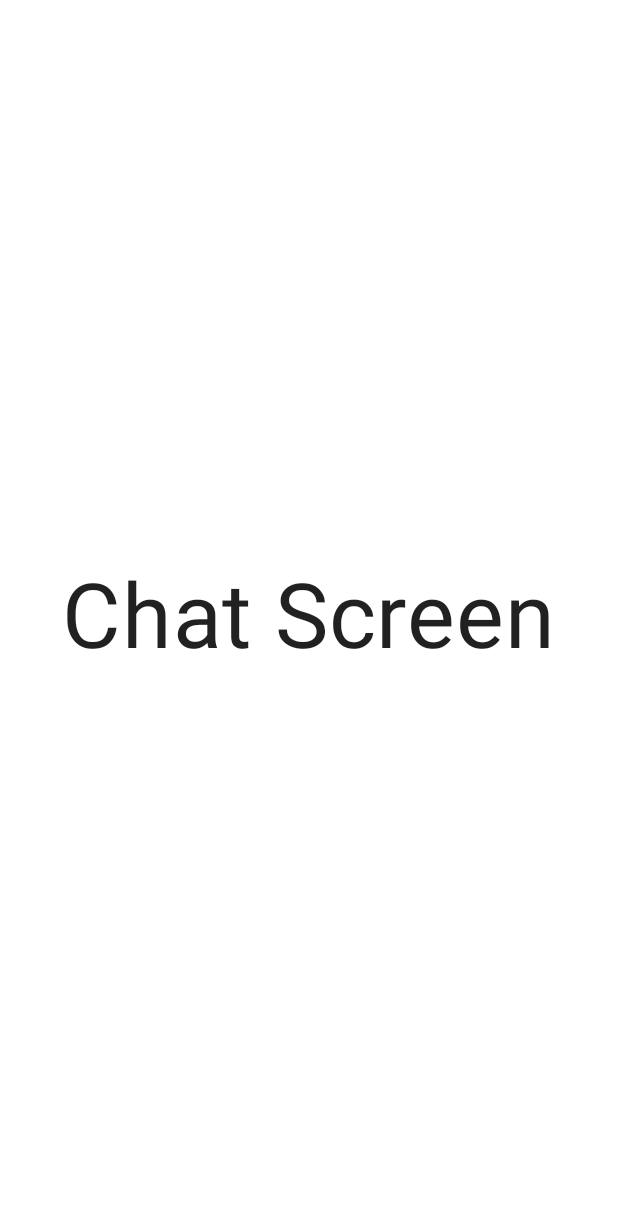
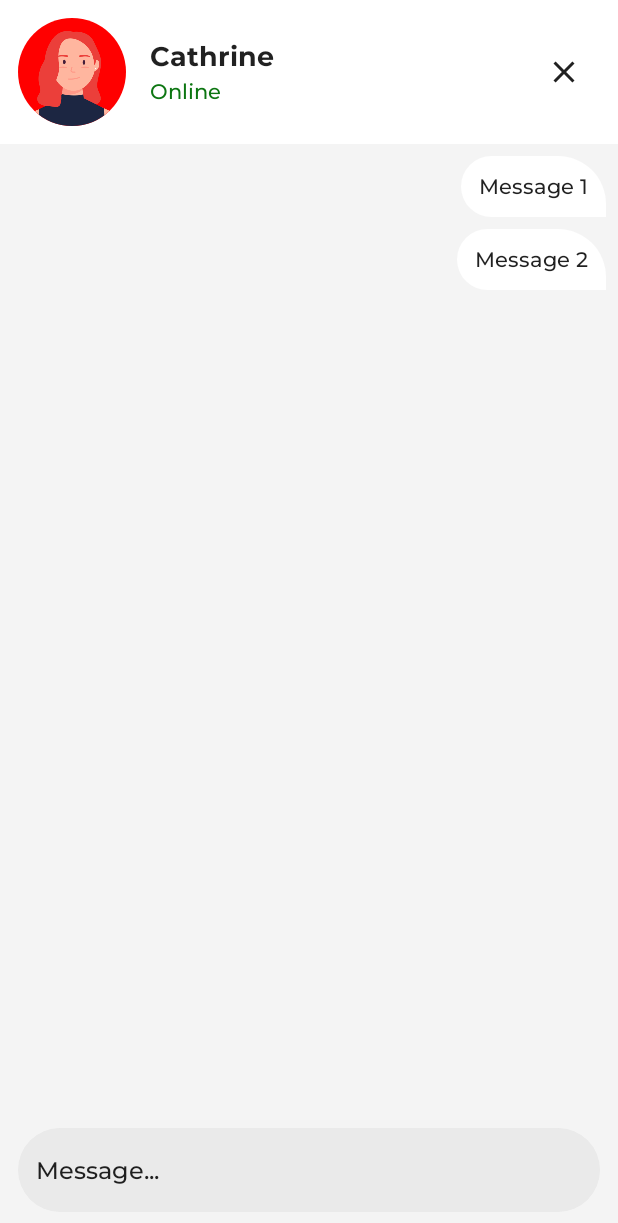
Before and after one commit to AlyMohamed05/S_Chat, an Android app built with Jetpack Compose: the composable ChatScreen shown on its own in the app's theme, on a phone screen of 412 x 824 dp. Shown: the top 1223 px of the screen. Run offline under Robolectric (Android 15) with nearby library versions, the phone set to English and light mode, and no system bars; our stand-ins replace Dagger/Hilt's generated code.

Commit message:
Implemented Chat Screen

```diff
--- a/app/src/main/java/com/silverbullet/schat/core/model/User.kt
+++ b/app/src/main/java/com/silverbullet/schat/core/model/User.kt
@@ -3,5 +3,6 @@ package com.silverbullet.schat.core.model
 data class User(
     val name: String,
     val photoUrl: String?,
+    val online: Boolean,
     val id: Long
 )
--- a/app/src/main/java/com/silverbullet/schat/feature_home/components/SearchField.kt
+++ b/app/src/main/java/com/silverbullet/schat/core/ui/components/DefaultInputField.kt
@@ -1,14 +1,11 @@
-package com.silverbullet.schat.feature_home.components
+package com.silverbullet.schat.core.ui.components
 
 import androidx.compose.foundation.background
 import androidx.compose.foundation.layout.*
 import androidx.compose.foundation.shape.RoundedCornerShape
 import androidx.compose.foundation.text.BasicTextField
-import androidx.compose.material.Icon
 import androidx.compose.material.MaterialTheme
 import androidx.compose.material.Text
-import androidx.compose.material.icons.Icons
-import androidx.compose.material.icons.filled.Search
 import androidx.compose.runtime.Composable
 import androidx.compose.ui.Alignment
 import androidx.compose.ui.Modifier
@@ -19,12 +16,13 @@ import androidx.compose.ui.unit.dp
 import com.silverbullet.schat.core.ui.theme.LocalSpacing
 
 @Composable
-fun SearchField(
+fun DefaultInputField(
     modifier: Modifier = Modifier,
     textStyle: TextStyle = MaterialTheme.typography.h4,
     hint: String? = null,
+    leadingIcon: (@Composable () -> Unit)? = null,
     text: String,
-    oValueChange: (String) -> Unit
+    onValueChange: (String) -> Unit
 ) {
     Box(
         modifier = modifier
@@ -38,12 +36,14 @@ fun SearchField(
                 .padding(horizontal = 12.dp, vertical = 16.dp),
             verticalAlignment = Alignment.CenterVertically
         ) {
-            Icon(imageVector = Icons.Default.Search, contentDescription = null)
-            Spacer(modifier = Modifier.width(LocalSpacing.current.smallSpace))
+            if(leadingIcon!= null){
+                leadingIcon()
+                Spacer(modifier = Modifier.width(LocalSpacing.current.smallSpace))
+            }
             Box(modifier = Modifier.weight(1f)) {
                 BasicTextField(
                     value = text,
-                    onValueChange = oValueChange,
+                    onValueChange = onValueChange,
                     textStyle = textStyle,
                     modifier = Modifier.fillMaxSize()
                 )
--- a/app/src/main/java/com/silverbullet/schat/core/utils/PreviewData.kt
+++ b/app/src/main/java/com/silverbullet/schat/core/utils/PreviewData.kt
@@ -9,12 +9,14 @@ object PreviewData {
     val user = User(
         name = "Cathrine",
         photoUrl = null,
+        online = true,
         id = 0
     )
 
     val user2 = User(
         name = "X User",
         photoUrl = null,
+        online = true,
         id = 1
     )
 
--- a/app/src/main/java/com/silverbullet/schat/feature_chat/ChatScreen.kt
+++ b/app/src/main/java/com/silverbullet/schat/feature_chat/ChatScreen.kt
@@ -1,16 +1,113 @@
 package com.silverbullet.schat.feature_chat
 
-import androidx.compose.foundation.layout.Box
-import androidx.compose.foundation.layout.fillMaxSize
-import androidx.compose.material.Text
+import androidx.compose.animation.AnimatedVisibility
+import androidx.compose.animation.animateContentSize
+import androidx.compose.foundation.background
+import androidx.compose.foundation.layout.*
+import androidx.compose.foundation.lazy.LazyColumn
+import androidx.compose.foundation.lazy.items
+import androidx.compose.material.Icon
+import androidx.compose.material.IconButton
 import androidx.compose.runtime.Composable
+import androidx.compose.runtime.collectAsState
 import androidx.compose.ui.Alignment
+import androidx.compose.ui.ExperimentalComposeUiApi
 import androidx.compose.ui.Modifier
-import androidx.compose.ui.unit.sp
+import androidx.compose.ui.graphics.Color
+import androidx.compose.ui.platform.LocalConfiguration
+import androidx.compose.ui.platform.LocalSoftwareKeyboardController
+import androidx.compose.ui.res.painterResource
+import androidx.compose.ui.res.stringResource
+import androidx.compose.ui.unit.dp
+import androidx.hilt.navigation.compose.hiltViewModel
+import com.silverbullet.schat.feature_chat.components.ChatTop
+import com.silverbullet.schat.core.ui.components.DefaultInputField
+import com.silverbullet.schat.core.ui.theme.LocalSpacing
+import com.silverbullet.schat.core.utils.PreviewData
+import com.silverbullet.schat.R
+import com.silverbullet.schat.feature_chat.components.MessageItem
 
+@OptIn(ExperimentalComposeUiApi::class)
 @Composable
-fun ChatScreen() {
-    Box(modifier = Modifier.fillMaxSize(), contentAlignment = Alignment.Center) {
-        Text(text = "Chat Screen", fontSize = 60.sp)
+fun ChatScreen(
+    viewModel: ChatViewModel = hiltViewModel(),
+    onCloseClick: () -> Unit
+) {
+
+    val chatState = viewModel.chatState.collectAsState()
+
+    val message = viewModel.messageText.collectAsState()
+
+    val systemKeyboard = LocalSoftwareKeyboardController.current
+
+    Box(
+        modifier = Modifier
+            .fillMaxSize()
+            .background(Color(0xFFF4F4F4)),
+        contentAlignment = Alignment.Center
+    ) {
+        Column(modifier = Modifier.fillMaxSize()) {
+            ChatTop(
+                user = PreviewData.user,
+                onCloseClick =  onCloseClick,
+                modifier = Modifier
+                    .fillMaxWidth()
+                    .background(Color.White)
+            )
+            chatState.value?.let { chat ->
+                LazyColumn(
+                    modifier = Modifier
+                        .padding(horizontal = LocalSpacing.current.smallSpace)
+                ) {
+                    item { Spacer(modifier = Modifier.height(LocalSpacing.current.smallSpace)) }
+                    items(chat.messages) { message ->
+                        Box(
+                            modifier = Modifier.fillMaxWidth()
+                        ) {
+                            MessageItem(
+                                message = message,
+                                ownMessage = true,
+                                modifier = Modifier
+                                    .widthIn(max = LocalConfiguration.current.screenWidthDp.dp * 0.7f)
+                                    .align(
+                                        Alignment.TopEnd
+                                    )
+                            )
+                        }
+                        Spacer(modifier = Modifier.height(LocalSpacing.current.smallSpace))
+                    }
+                }
+            }
+        }
+        Row(
+            modifier = Modifier
+                .align(Alignment.BottomCenter)
+                .fillMaxWidth()
+                .padding(bottom = LocalSpacing.current.mediumSpace)
+                .padding(horizontal = 12.dp),
+            verticalAlignment = Alignment.CenterVertically
+        ) {
+            DefaultInputField(
+                text = message.value,
+                onValueChange = viewModel::setMessageText,
+                hint = stringResource(id = R.string.message_hint),
+                modifier = Modifier
+                    .animateContentSize()
+                    .weight(1f)
+            )
+            AnimatedVisibility(visible = message.value.isNotBlank()) {
+                IconButton(
+                    onClick = {
+                        systemKeyboard?.hide()
+                        viewModel.send()
+                    }
+                ) {
+                    Icon(
+                        painter = painterResource(id = R.drawable.ic_send),
+                        contentDescription = null
+                    )
+                }
+            }
+        }
     }
 }
--- /dev/null
+++ b/app/src/main/java/com/silverbullet/schat/feature_chat/ChatViewModel.kt
@@ -0,0 +1,31 @@
+package com.silverbullet.schat.feature_chat
+
+import androidx.lifecycle.ViewModel
+import com.silverbullet.schat.core.model.Chat
+import com.silverbullet.schat.core.utils.PreviewData
+import dagger.hilt.android.lifecycle.HiltViewModel
+import kotlinx.coroutines.flow.MutableStateFlow
+import kotlinx.coroutines.flow.asStateFlow
+import javax.inject.Inject
+
+@HiltViewModel
+class ChatViewModel @Inject constructor() : ViewModel() {
+
+    private val _chatState = MutableStateFlow<Chat?>(null)
+    val chatState = _chatState.asStateFlow()
+
+    private val _messageText = MutableStateFlow("")
+    val messageText = _messageText.asStateFlow()
+
+    init {
+        _chatState.value = PreviewData.chat
+    }
+
+    fun setMessageText(value: String) {
+        _messageText.value = value
+    }
+
+    fun send(){
+        _messageText.value = ""
+    }
+}
--- a/app/src/main/java/com/silverbullet/schat/feature_chat/Navigation.kt
+++ b/app/src/main/java/com/silverbullet/schat/feature_chat/Navigation.kt
@@ -10,8 +10,8 @@ fun NavController.navigateToChatScreen(){
     this.navigate(chatRoute)
 }
 
-fun NavGraphBuilder.chatScreen(){
+fun NavGraphBuilder.chatScreen(navigateBack: () -> Unit){
     composable(chatRoute){
-        ChatScreen()
+        ChatScreen(onCloseClick = navigateBack)
     }
 }
--- /dev/null
+++ b/app/src/main/java/com/silverbullet/schat/feature_chat/components/ChatTop.kt
@@ -0,0 +1,67 @@
+package com.silverbullet.schat.feature_chat.components
+
+import androidx.compose.foundation.Image
+import androidx.compose.foundation.background
+import androidx.compose.foundation.layout.*
+import androidx.compose.foundation.shape.CircleShape
+import androidx.compose.material.Icon
+import androidx.compose.material.IconButton
+import androidx.compose.material.MaterialTheme
+import androidx.compose.material.Text
+import androidx.compose.material.icons.Icons
+import androidx.compose.material.icons.filled.Close
+import androidx.compose.runtime.Composable
+import androidx.compose.ui.Alignment
+import androidx.compose.ui.Modifier
+import androidx.compose.ui.draw.clip
+import androidx.compose.ui.graphics.Color
+import androidx.compose.ui.res.painterResource
+import androidx.compose.ui.res.stringResource
+import androidx.compose.ui.unit.Dp
+import androidx.compose.ui.unit.dp
+import com.silverbullet.schat.R
+import com.silverbullet.schat.core.model.User
+import com.silverbullet.schat.core.ui.theme.LocalSpacing
+
+@Composable
+fun ChatTop(
+    modifier: Modifier = Modifier,
+    onCloseClick: () -> Unit = {},
+    height: Dp = 96.dp,
+    user: User
+) {
+    Row(
+        modifier = modifier
+            .defaultMinSize(minHeight = height)
+            .padding(12.dp),
+        verticalAlignment = Alignment.CenterVertically
+    ) {
+        Image(
+            painter = painterResource(id = R.drawable.face1),
+            contentDescription = null,
+            modifier = Modifier
+                .size(72.dp)
+                .clip(CircleShape)
+                .background(Color.Red)
+        )
+        Spacer(modifier = Modifier.width(LocalSpacing.current.mediumSpace))
+        Column {
+            Text(
+                text = user.name,
+                style = MaterialTheme.typography.h3
+            )
+            Spacer(modifier = Modifier.height(LocalSpacing.current.extraSmallSpace))
+            if (user.online) {
+                Text(
+                    text = stringResource(id = R.string.online),
+                    color = Color(0xFF0D7612),
+                    style = MaterialTheme.typography.h5
+                )
+            }
+        }
+        Spacer(modifier = Modifier.weight(1f))
+        IconButton(onClick = onCloseClick) {
+            Icon(imageVector = Icons.Default.Close, contentDescription = null)
+        }
+    }
+}
--- /dev/null
+++ b/app/src/main/java/com/silverbullet/schat/feature_chat/components/MessageItem.kt
@@ -0,0 +1,43 @@
+package com.silverbullet.schat.feature_chat.components
+
+import androidx.compose.foundation.background
+import androidx.compose.foundation.layout.Box
+import androidx.compose.foundation.layout.padding
+import androidx.compose.foundation.shape.RoundedCornerShape
+import androidx.compose.material.MaterialTheme
+import androidx.compose.material.Text
+import androidx.compose.runtime.Composable
+import androidx.compose.ui.Modifier
+import androidx.compose.ui.draw.clip
+import androidx.compose.ui.graphics.Color
+import androidx.compose.ui.unit.Dp
+import androidx.compose.ui.unit.dp
+import com.silverbullet.schat.core.model.Message
+
+@Composable
+fun MessageItem(
+    modifier: Modifier = Modifier,
+    borderRadius: Dp = 32.dp,
+    message: Message,
+    ownMessage: Boolean
+) {
+
+    val boxShape = RoundedCornerShape(
+        topStart = borderRadius,
+        topEnd = borderRadius,
+        bottomStart = if (!ownMessage) 0.dp else 32.dp,
+        bottomEnd = if (ownMessage) 0.dp else 32.dp
+    )
+
+    Box(
+        modifier = modifier
+            .clip(boxShape)
+            .background(Color.White)
+            .padding(12.dp)
+    ) {
+        Text(
+            text = message.text,
+            style = MaterialTheme.typography.h5
+        )
+    }
+}
--- a/app/src/main/java/com/silverbullet/schat/feature_home/HomeScreen.kt
+++ b/app/src/main/java/com/silverbullet/schat/feature_home/HomeScreen.kt
@@ -2,6 +2,9 @@ package com.silverbullet.schat.feature_home
 
 import androidx.compose.foundation.layout.*
 import androidx.compose.foundation.lazy.LazyColumn
+import androidx.compose.material.Icon
+import androidx.compose.material.icons.Icons
+import androidx.compose.material.icons.filled.Search
 import androidx.compose.runtime.Composable
 import androidx.compose.runtime.collectAsState
 import androidx.compose.ui.Modifier
@@ -9,13 +12,17 @@ import androidx.compose.ui.res.stringResource
 import androidx.hilt.navigation.compose.hiltViewModel
 import com.silverbullet.schat.core.ui.theme.LocalSpacing
 import com.silverbullet.schat.feature_home.components.HomeTop
-import com.silverbullet.schat.feature_home.components.SearchField
+import com.silverbullet.schat.core.ui.components.DefaultInputField
 import com.silverbullet.schat.R
+import com.silverbullet.schat.core.model.Chat
 import com.silverbullet.schat.core.utils.PreviewData
 import com.silverbullet.schat.feature_home.components.ChatItem
 
 @Composable
-fun HomeScreen(viewModel: HomeViewModel = hiltViewModel()) {
+fun HomeScreen(
+    viewModel: HomeViewModel = hiltViewModel(),
+    onChatClick: (Chat) -> Unit
+) {
 
     val searchText = viewModel.searchText.collectAsState()
 
@@ -32,10 +39,13 @@ fun HomeScreen(viewModel: HomeViewModel = hiltViewModel()) {
                     bottom = LocalSpacing.current.mediumSpace
                 )
         )
-        SearchField(
+        DefaultInputField(
             text = searchText.value,
-            oValueChange = viewModel::setSearchText,
+            onValueChange = viewModel::setSearchText,
             hint = stringResource(id = R.string.search_hint),
+            leadingIcon = {
+                Icon(imageVector = Icons.Default.Search, contentDescription = null)
+            },
             modifier = Modifier
                 .fillMaxWidth()
                 .padding(horizontal = LocalSpacing.current.mediumSpace)
@@ -45,7 +55,7 @@ fun HomeScreen(viewModel: HomeViewModel = hiltViewModel()) {
             items(1000) {
                 ChatItem(
                     chat = PreviewData.chat,
-                    onClick = {},
+                    onClick = { chat -> onChatClick(chat)},
                     isMyMessage = { true },
                     modifier = Modifier.fillMaxWidth()
                 )
--- a/app/src/main/java/com/silverbullet/schat/feature_home/Navigation.kt
+++ b/app/src/main/java/com/silverbullet/schat/feature_home/Navigation.kt
@@ -2,11 +2,12 @@ package com.silverbullet.schat.feature_home
 
 import androidx.navigation.NavGraphBuilder
 import androidx.navigation.compose.composable
+import com.silverbullet.schat.core.model.Chat
 
 const val homeRoute = "home_route"
 
-fun NavGraphBuilder.homeScreen(){
-    composable(homeRoute){
-        HomeScreen()
+fun NavGraphBuilder.homeScreen(onChatClick: (Chat) -> Unit) {
+    composable(homeRoute) {
+        HomeScreen(onChatClick = onChatClick)
     }
 }
--- a/app/src/main/java/com/silverbullet/schat/navigation/SChatNavHost.kt
+++ b/app/src/main/java/com/silverbullet/schat/navigation/SChatNavHost.kt
@@ -10,6 +10,7 @@ import androidx.navigation.compose.rememberNavController
 import com.silverbullet.schat.feature_auth.authGraph
 import com.silverbullet.schat.feature_auth.authNavGraph
 import com.silverbullet.schat.feature_chat.chatScreen
+import com.silverbullet.schat.feature_chat.navigateToChatScreen
 import com.silverbullet.schat.feature_home.homeRoute
 import com.silverbullet.schat.feature_home.homeScreen
 
@@ -40,7 +41,7 @@ fun NavGraphBuilder.mainGraph() {
 fun MainGraph() {
     val navController = rememberNavController()
     NavHost(navController, startDestination = homeRoute) {
-        homeScreen()
-        chatScreen()
+        homeScreen(onChatClick = { chat -> navController.navigateToChatScreen() })
+        chatScreen(navigateBack = { navController.popBackStack() })
     }
 }
--- /dev/null
+++ b/app/src/main/res/drawable/ic_send.xml
@@ -0,0 +1,11 @@
+<?xml version="1.0" encoding="utf-8"?>
+<vector xmlns:android="http://schemas.android.com/apk/res/android"
+    android:width="24dp"
+    android:height="24dp"
+    android:viewportWidth="24"
+    android:viewportHeight="24">
+    <path
+        android:strokeColor="#FF222222"
+        android:strokeWidth="1"
+        android:pathData="M7 10.25L7.43 11c0.28 0.48 0.42 0.72 0.42 0.99s-0.14 0.5-0.42 1L7 13.74c-1.24 2.17-1.86 3.25-1.38 3.8 0.49 0.53 1.63 0.03 3.92-0.97l6.27-2.75c1.8-0.78 2.7-1.18 2.7-1.83 0-0.65-0.9-1.05-2.7-1.83L9.54 7.42c-2.29-1-3.43-1.5-3.92-0.96C5.14 7 5.76 8.08 7 10.25Z"/>
+</vector>
--- a/app/src/main/res/values/strings.xml
+++ b/app/src/main/res/values/strings.xml
@@ -5,4 +5,6 @@
     <string name="password">Password</string>
     <string name="name">Name</string>
     <string name="search_hint">Search for chat and messages</string>
+    <string name="online">Online</string>
+    <string name="message_hint">Message...</string>
 </resources>
```
